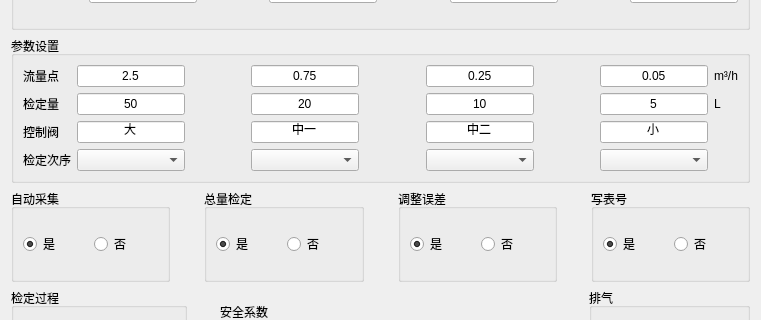
Before: the Qt Designer form source/quality/qualitydlg/ui/parasetdlg.ui in flimmy78/qtverify, drawn with Qt 5; both pictures show x 0 to 761 and y 172 to 492 of the 761 by 597 pixel window.
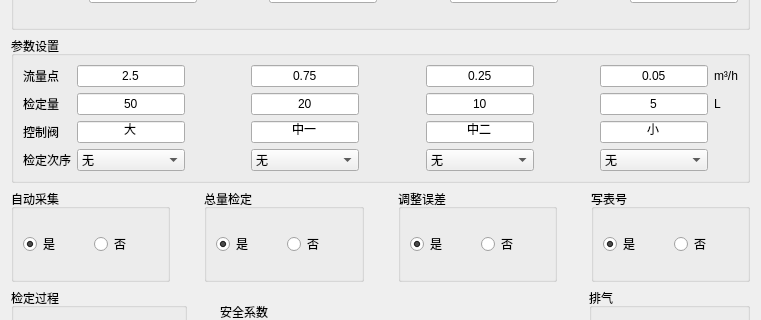
After: the same form once the commit is applied. Icons and pictures are not drawn. Custom widgets are drawn as their Qt base class.

```diff
--- a/source/quality/qualitydlg/ui/parasetdlg.ui
+++ b/source/quality/qualitydlg/ui/parasetdlg.ui
@@ -582,7 +582,7 @@
           </property>
           <item>
            <property name="text">
-            <string/>
+            <string>无</string>
            </property>
            <property name="icon">
             <iconset>
@@ -624,7 +624,7 @@
           </property>
           <item>
            <property name="text">
-            <string/>
+            <string>无</string>
            </property>
            <property name="icon">
             <iconset>
@@ -695,7 +695,7 @@
           </property>
           <item>
            <property name="text">
-            <string/>
+            <string>无</string>
            </property>
            <property name="icon">
             <iconset>
@@ -770,7 +770,7 @@
           </property>
           <item>
            <property name="text">
-            <string/>
+            <string>无</string>
            </property>
            <property name="icon">
             <iconset>
```
